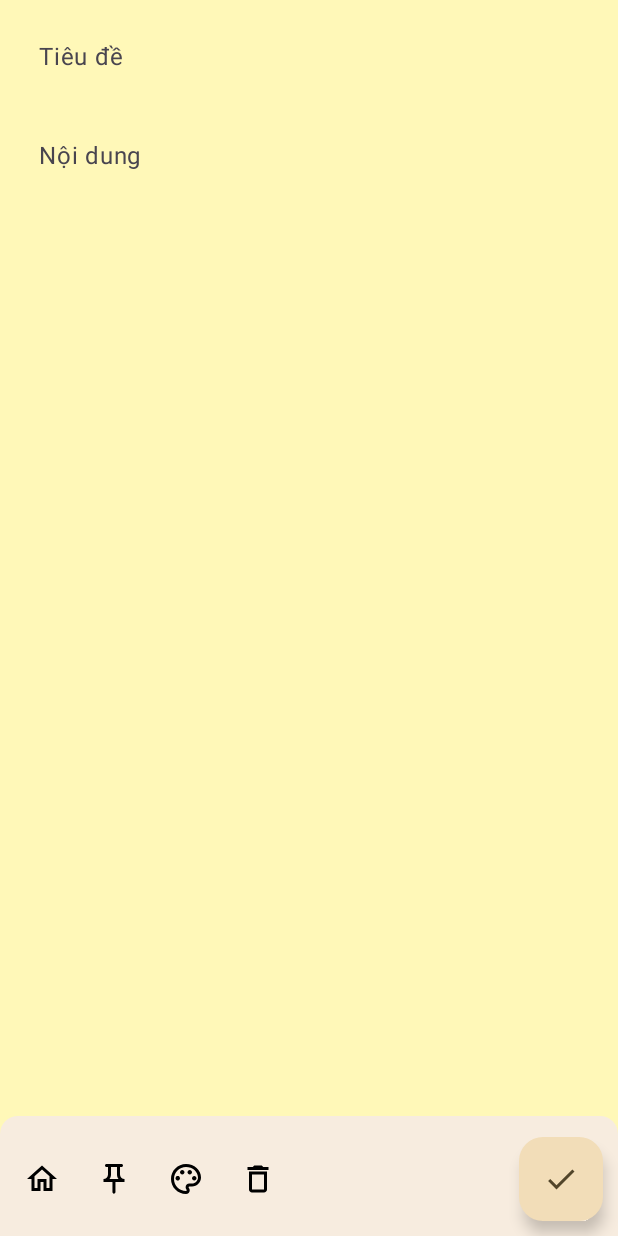
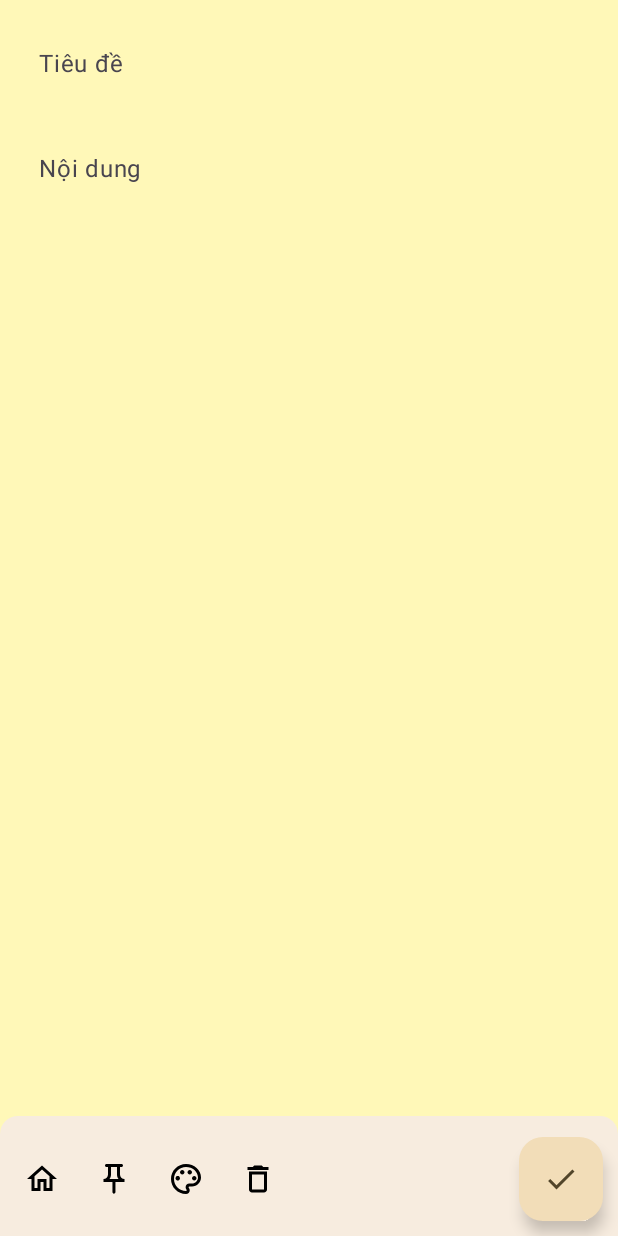
Before and after one commit to nhantq2005/Note, an Android app built with Jetpack Compose: the screen it shows after launch (MainActivity), after a tap on "Add note button", on a phone screen of 412 x 824 dp. Run offline under Robolectric (Android 15) with nearby library versions, the phone set to English and light mode, and no system bars; our stand-ins replace Dagger/Hilt's generated code, Room's generated code.

Commit message:
Update UI
TextField and Color

```diff
--- a/app/src/main/java/com/example/note/feature_note/presentation/add_edit_note/AddEditNoteScreen.kt
+++ b/app/src/main/java/com/example/note/feature_note/presentation/add_edit_note/AddEditNoteScreen.kt
@@ -51,6 +51,7 @@ import androidx.compose.ui.draw.clip
 import androidx.compose.ui.draw.shadow
 import androidx.compose.ui.graphics.Color
 import androidx.compose.ui.graphics.toArgb
+import androidx.compose.ui.text.TextStyle
 import androidx.compose.ui.unit.dp
 import androidx.hilt.navigation.compose.hiltViewModel
 import androidx.navigation.NavController
@@ -92,7 +93,6 @@ fun AddEditNoteScreen(
                     )
                     navController.navigateUp()
                 }
-
                 AddEditViewModel.UiEvent.SaveTask -> {
                     navController.navigateUp()
                 }
@@ -134,7 +134,8 @@ fun AddEditNoteScreen(
                 .padding(paddingValues)
                 .fillMaxSize()
         ) {
-            Column(modifier = Modifier.padding(10.dp)
+            Column(
+                modifier = Modifier.padding(10.dp)
             ) {
                 TransparentTextField(
                     text = titleState.text,
@@ -145,7 +146,8 @@ fun AddEditNoteScreen(
                     onFocusChange = {
                         viewModel.onEvent(AddEditNoteEvent.ChangeTitleFocus(it))
                     },
-                    isSingleLine = true
+                    isSingleLine = true,
+                    textStyle = AppTheme.appTypograhy.title
                 )
                 Spacer(modifier = Modifier.height(10.dp))
                 TransparentTextField(
@@ -156,16 +158,17 @@ fun AddEditNoteScreen(
                     },
                     onFocusChange = {
                         viewModel.onEvent(AddEditNoteEvent.ChangeContentFocus(it))
-                    }
+                    },
+                    textStyle = AppTheme.appTypograhy.content
                 )
-
-            }
 
             }
             AnimatedVisibility(
                 visible = state.isColorButtonsVisible,
                 enter = fadeIn() + slideInVertically(),
                 exit = fadeOut() + slideOutVertically(),
+                modifier = Modifier.align(Alignment.BottomCenter)
+                    .padding(5.dp)
             ) {
 //            ColorButtons(noteColor = noteColor, scope = scope, viewModel = viewModel)
 
@@ -174,6 +177,7 @@ fun AddEditNoteScreen(
                         val colorInt = color.toArgb()
                         Box(modifier = Modifier
                             .size(50.dp)
+                            .clip(CircleShape)
                             .shadow(15.dp, CircleShape)
                             .background(color)
                             .border(
@@ -193,7 +197,6 @@ fun AddEditNoteScreen(
                                             durationMillis = 500
                                         )
                                     )
-
                                 }
                                 viewModel.onEvent(AddEditNoteEvent.ChangeColor(colorInt))
                                 viewModel.onEvent(AddEditNoteEvent.ToggleColorSection)
@@ -203,6 +206,8 @@ fun AddEditNoteScreen(
                     }
                 }
             }
+        }
+
     }
     Box(modifier = Modifier.fillMaxSize()) {
         FloatingActionButton(
--- a/app/src/main/java/com/example/note/feature_note/presentation/add_edit_note/composements/TransparentTextField.kt
+++ b/app/src/main/java/com/example/note/feature_note/presentation/add_edit_note/composements/TransparentTextField.kt
@@ -16,9 +16,13 @@ import androidx.compose.ui.Modifier
 import androidx.compose.ui.focus.FocusState
 import androidx.compose.ui.focus.onFocusChanged
 import androidx.compose.ui.graphics.Color
+import androidx.compose.ui.text.TextStyle
 import androidx.compose.ui.text.input.ImeAction
 import androidx.compose.ui.tooling.preview.Preview
+import androidx.compose.ui.unit.sp
+import com.example.note.ui.theme.AppTheme
 import com.example.note.ui.theme.NoteTheme
+
 
 @OptIn(ExperimentalMaterial3Api::class)
 @Composable
@@ -28,26 +32,30 @@ fun TransparentTextField(
     onChangeValue: (String) -> Unit,
     isSingleLine: Boolean = false,
     onFocusChange: (FocusState) -> Unit,
-        modifier: Modifier = Modifier
+    textStyle: TextStyle
 ) {
     TextField(
         value = text,
         onValueChange = onChangeValue,
+        textStyle = textStyle,
         modifier = Modifier
             .fillMaxWidth()
             .onFocusChanged {
                 onFocusChange(it)
             },
-            label = { Text(text = hint) },
+        label = { Text(text = hint, fontSize = 16.sp) },
         keyboardOptions = KeyboardOptions(
             imeAction = ImeAction.Done
         ),
         singleLine = isSingleLine,
-            colors = TextFieldDefaults.textFieldColors(containerColor = Color.Transparent,
+        colors = TextFieldDefaults.textFieldColors(
+            containerColor = Color.Transparent,
             textColor = Color.Black,
             focusedLabelColor = Color.Black,
             focusedIndicatorColor = Color.Transparent,
-                    unfocusedIndicatorColor = Color.Transparent)
+            unfocusedIndicatorColor = Color.Transparent
+        )
+
     )
 }
 
--- a/app/src/main/java/com/example/note/feature_note/presentation/notes/HomeScreen.kt
+++ b/app/src/main/java/com/example/note/feature_note/presentation/notes/HomeScreen.kt
@@ -50,6 +50,7 @@ import com.ad_coding.noteappcourse.R
 import com.example.note.feature_note.presentation.Screen
 import com.example.note.feature_note.presentation.notes.composements.NoteItem
 import com.example.note.feature_note.presentation.notes.composements.OrderSection
+import com.example.note.feature_note.presentation.notes.composements.SearchTextField
 import com.example.note.ui.theme.AppTheme
 import com.example.note.ui.theme.NoteTheme
 
@@ -69,7 +70,7 @@ fun HomeScreen(
             .padding(10.dp),
         horizontalAlignment = Alignment.CenterHorizontally
     ) {
-
+        SearchTextField(searchKeyword = searchKeyword, viewModel = viewModel)
         Spacer(modifier = Modifier.height(10.dp))
         OrderSection(
             onOrderChange = {
--- a/app/src/main/java/com/example/note/feature_note/presentation/notes/composements/NoteItem.kt
+++ b/app/src/main/java/com/example/note/feature_note/presentation/notes/composements/NoteItem.kt
@@ -47,7 +47,7 @@ fun NoteItem(
     val scope = rememberCoroutineScope()
     Card(
         modifier = modifier
-            .shadow(8.dp)
+            .shadow(8.dp, RoundedCornerShape(13.dp))
             .fillMaxWidth()
             .height(250.dp)
             .clip(RoundedCornerShape(5.dp)),
@@ -62,9 +62,11 @@ fun NoteItem(
             ) {
                 Text(
                     text = note.title,
-                    style = AppTheme.appTypograhy.title
+                    style = AppTheme.appTypograhy.title,
+                    maxLines = 1,
+                    overflow = TextOverflow.Ellipsis
                 )
-                Spacer(modifier = Modifier.padding(10.dp))
+                Spacer(modifier = Modifier.padding(5.dp))
                 Text(
                     text = note.content,
                     style = AppTheme.appTypograhy.content,
--- a/app/src/main/java/com/example/note/feature_note/presentation/notes/composements/OrderSection.kt
+++ b/app/src/main/java/com/example/note/feature_note/presentation/notes/composements/OrderSection.kt
@@ -10,6 +10,7 @@ import androidx.compose.material.icons.filled.CalendarMonth
 import androidx.compose.material.icons.filled.SortByAlpha
 import androidx.compose.material3.ExperimentalMaterial3Api
 import androidx.compose.material3.FilterChip
+import androidx.compose.material3.FilterChipDefaults
 import androidx.compose.material3.Icon
 import androidx.compose.material3.Text
 import androidx.compose.runtime.Composable
@@ -21,6 +22,7 @@ import androidx.compose.ui.Modifier
 import androidx.compose.ui.tooling.preview.Preview
 import androidx.compose.ui.unit.dp
 import com.example.note.feature_note.domain.util.NoteOrder
+import com.example.note.ui.theme.AppTheme
 import com.example.note.ui.theme.NoteTheme
 
 @OptIn(ExperimentalMaterial3Api::class)
@@ -41,7 +43,10 @@ fun OrderSection(
                 Spacer(modifier = Modifier.width(5.dp))
                 Text("Tiêu đề")
             },
-            selected = noteOrder is NoteOrder.Title
+            selected = noteOrder is NoteOrder.Title,
+            colors = FilterChipDefaults.filterChipColors(
+                selectedContainerColor = AppTheme.appColor.chipColor
+            )
         )
         Spacer(modifier = Modifier.width(15.dp))
         FilterChip(
@@ -51,7 +56,10 @@ fun OrderSection(
                 Spacer(modifier = Modifier.width(5.dp))
                 Text("Ngày")
             },
-            selected = noteOrder is NoteOrder.Date
+            selected = noteOrder is NoteOrder.Date,
+            colors = FilterChipDefaults.filterChipColors(
+                selectedContainerColor = AppTheme.appColor.chipColor
+            )
         )
     }
 }
--- a/app/src/main/java/com/example/note/feature_note/presentation/notes/composements/SearchTextField.kt
+++ b/app/src/main/java/com/example/note/feature_note/presentation/notes/composements/SearchTextField.kt
@@ -12,7 +12,9 @@ import androidx.compose.material3.TextField
 import androidx.compose.material3.TextFieldDefaults
 import androidx.compose.runtime.Composable
 import androidx.compose.ui.Modifier
+import androidx.compose.ui.graphics.Color
 import androidx.compose.ui.unit.dp
+import com.example.note.feature_note.presentation.notes.NoteEvent
 import com.example.note.feature_note.presentation.notes.NoteState
 import com.example.note.feature_note.presentation.notes.NoteViewModel
 import com.example.note.ui.theme.AppTheme
@@ -26,9 +28,10 @@ fun SearchTextField(
     TextField(
         value = searchKeyword.keyword,
         onValueChange = {
-//                                viewModel.onEvent(NoteEvent.EnteredSearch(it))
+                                viewModel.onEvent(NoteEvent.EnteredSearch(it))
 //                                if(searchKeyword.keyword.isNotEmpty()) viewModel.onEvent(NoteEvent.FindNote(it))
         },
+        maxLines = 1,
         placeholder = {
             Text(
                 text = "Tìm kiếm",
@@ -38,7 +41,7 @@ fun SearchTextField(
         },
         trailingIcon = {
             IconButton(onClick = {
-//                        viewModel.onEvent(NoteEvent.FindNote(demoText))
+//                        searchKeyword.keyword= ""
             }) {
                 Icon(
                     Icons.Default.Search,
@@ -47,8 +50,14 @@ fun SearchTextField(
                 )
             }
         },
-        modifier = Modifier.fillMaxWidth(0.95f),
-        shape = RoundedCornerShape(30.dp),
-        colors = TextFieldDefaults.textFieldColors(AppTheme.appColor.searchTextFieldColor)
+        modifier = Modifier.fillMaxWidth(),
+        shape = RoundedCornerShape(27.dp),
+        textStyle = AppTheme.appTypograhy.placeHolder,
+        colors = TextFieldDefaults.textFieldColors(
+            containerColor = AppTheme.appColor.searchTextFieldColor,
+            textColor = AppTheme.appColor.searchItemColor,
+            focusedIndicatorColor = Color.Transparent,
+            unfocusedIndicatorColor = Color.Transparent
+        )
     )
 }
--- a/app/src/main/java/com/example/note/ui/theme/AppColor.kt
+++ b/app/src/main/java/com/example/note/ui/theme/AppColor.kt
@@ -4,11 +4,12 @@ import androidx.compose.runtime.staticCompositionLocalOf
 import androidx.compose.ui.graphics.Color
 
 data class AppColor(
-    val searchItemColor:Color = Color.Unspecified,
-    val searchTextFieldColor:Color =Color.Unspecified,
-    val fabColor:Color = Color.Unspecified,
-    val contentFAB:Color = Color.Unspecified,
-    val bottomBarColor:Color = Color.Unspecified
+    val searchItemColor: Color = Color.Unspecified,
+    val searchTextFieldColor: Color = Color.Unspecified,
+    val fabColor: Color = Color.Unspecified,
+    val contentFAB: Color = Color.Unspecified,
+    val bottomBarColor: Color = Color.Unspecified,
+    val chipColor: Color = Color.Unspecified
 )
 
 val LocalAppColor = staticCompositionLocalOf {
--- a/app/src/main/java/com/example/note/ui/theme/AppTheme.kt
+++ b/app/src/main/java/com/example/note/ui/theme/AppTheme.kt
@@ -20,7 +20,7 @@ fun AppTheme(
         content = TextStyle(
             fontFamily = OpenSansFamily,
             fontSize = 18.sp,
-            fontWeight = FontWeight.Normal
+            fontWeight = FontWeight.Medium
         ),
         contentFAB = TextStyle(
             fontFamily = OpenSansFamily,
@@ -39,7 +39,8 @@ fun AppTheme(
         fabColor = Color(0xFFF2DDB8),
         searchTextFieldColor = Color(0xFFF1E7D9),
         searchItemColor = Color(0xFF4D4639),
-        contentFAB = Color(0xFF52452A)
+        contentFAB = Color(0xFF52452A),
+        chipColor = Color(0xFFF2DDB8)
     )
 
     CompositionLocalProvider(
```
Lines whose indentation alone changed are shown as unchanged.
